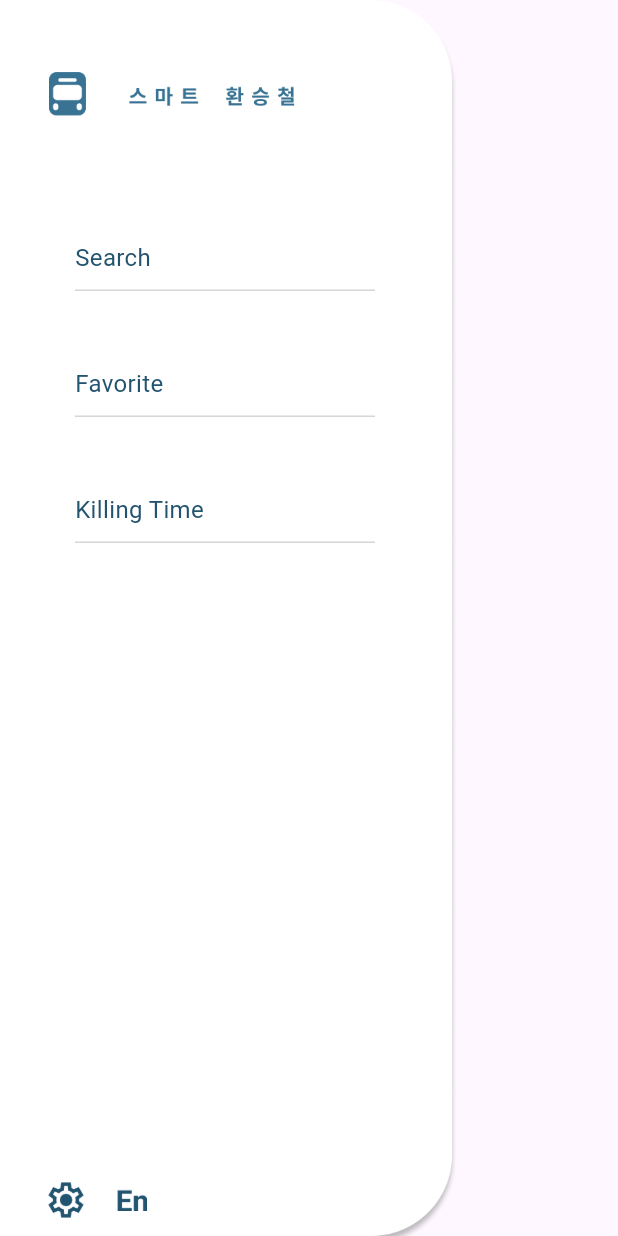
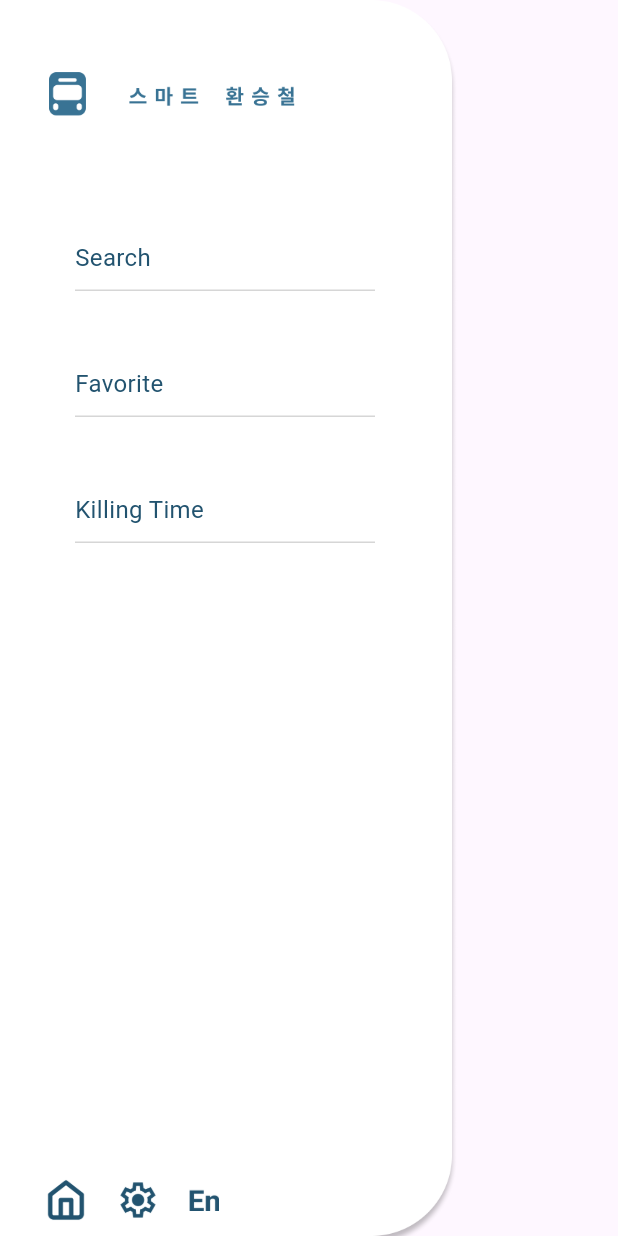
Before and after one commit to younglee8867/team_project1, a Flutter app: the MenuOverlay widget shown alone on an empty page, opened directly with empty values, on a phone screen of 412 x 824 dp. Run offline on Flutter 3.47's test engine with Material 3 defaults, Android fonts, the phone set to English and light mode, and no system bars; our stand-ins replace easy_localization.

Commit message:
home버튼 추가

```diff
--- a/lib/FIndWay/StationMap.dart
+++ b/lib/FIndWay/StationMap.dart
@@ -149,7 +149,7 @@ class _StationMapState extends State<StationMap> {
                     maxScale: 4.0,
                     child: Container(
                       child: Center(
-                        child: Image.asset('assets/images/StationMap.png'),
+                        child: Image.asset('assets/images/StationMap.jpg'),
                       ),
                     ),
                   ),
--- a/lib/main.dart
+++ b/lib/main.dart
@@ -136,7 +136,7 @@ class _Home extends State<Home> {
                     maxScale: 4.0,
                     child: Container(
                       child: Center(
-                        child: Image.asset('assets/images/StationMap.png'),
+                        child: Image.asset('assets/images/StationMap.jpg'),
                       ),
                     ),
                   ),
--- a/lib/widgets/menuOverlay.dart
+++ b/lib/widgets/menuOverlay.dart
@@ -112,6 +112,19 @@ class MenuOverlay extends StatelessWidget {
                         mainAxisAlignment: MainAxisAlignment.start,
                         children: [
                           GestureDetector(
+                            onTap: () {
+                              Navigator.push(
+                                context,
+                                MaterialPageRoute(builder: (context) => Home()),
+                              );
+                            },
+                            child: Image.asset(
+                              'assets/images/menuBar/homeButton.png',
+                              width: 28,
+                            ),
+                          ),
+                          SizedBox(width: 20),
+                          GestureDetector(
                             onTap: onSettingsTap,
                             child: Image.asset(
                               'assets/images/menuBar/settings_button.png',
```
Also changed, not shown: assets/images/StationMap.jpg (added), assets/images/StationMap.png (deleted), assets/images/menuBar/homeButton.png (added).
